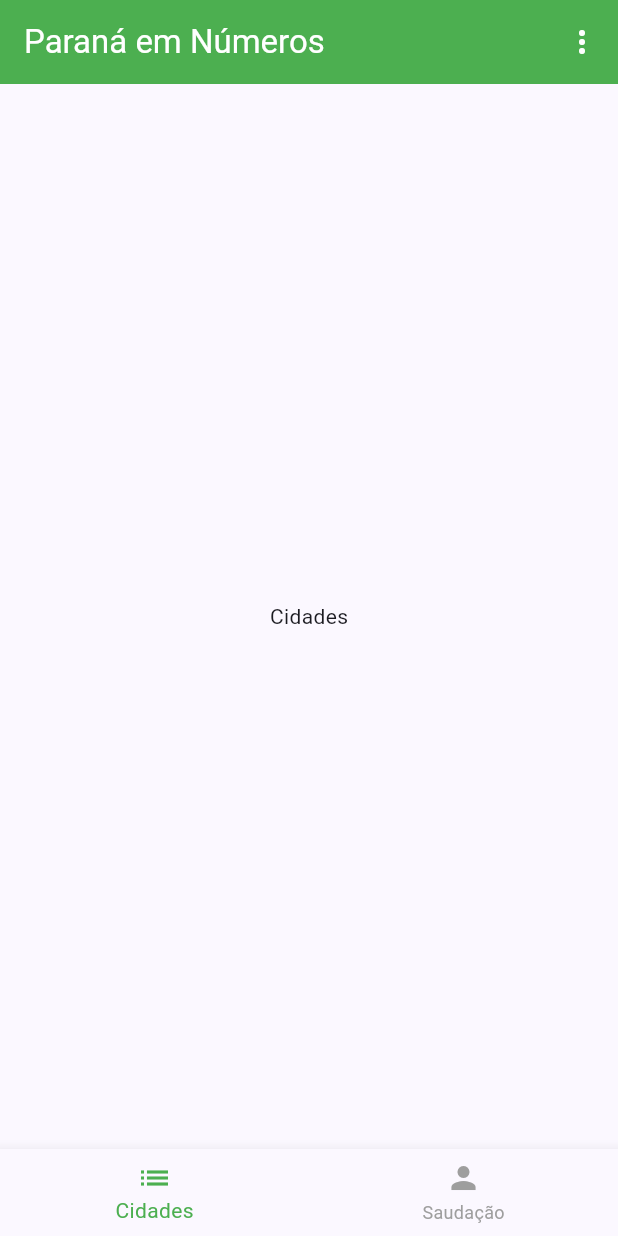
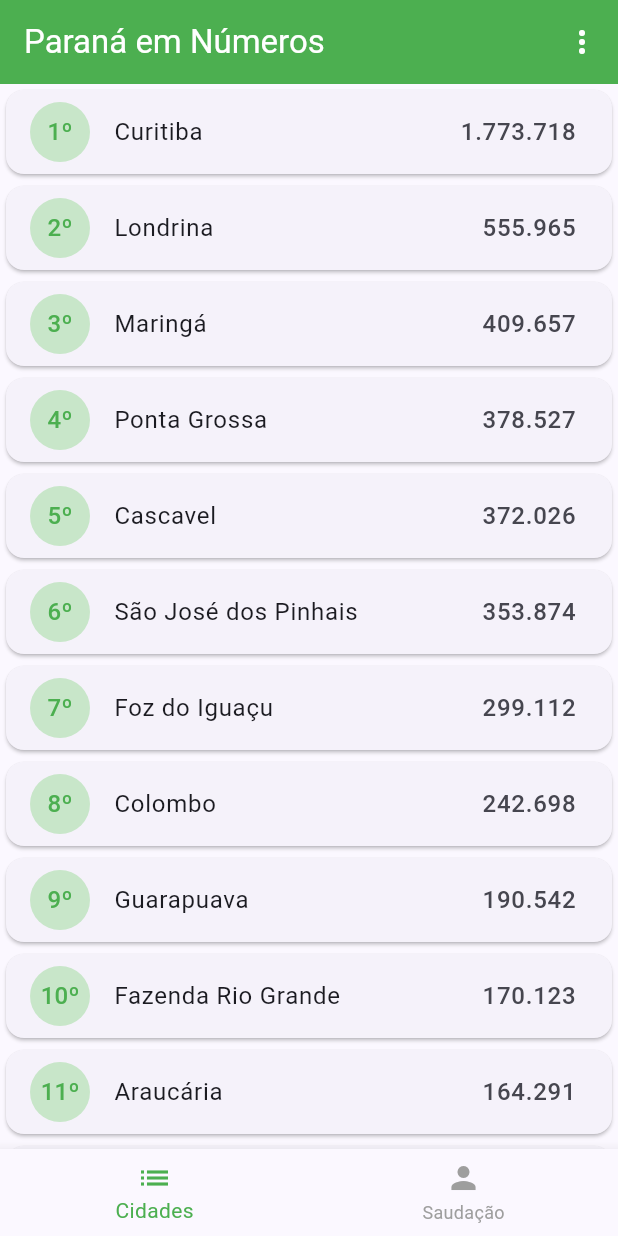
Before and after one commit to Leonardo-marques-moreira/apo_desenvolvimento_mobile, a Flutter app: the screen it shows after launch, on a phone screen of 412 x 824 dp. Run offline on Flutter 3.47's test engine with Material 3 defaults, Android fonts, the phone set to English and light mode, and no system bars.

Commit message:
feat: completa lista de cidades do Parana e liga na aba Cidades

```diff
--- a/lib/cidades_page.dart
+++ b/lib/cidades_page.dart
@@ -0,0 +1,308 @@
+import 'package:flutter/material.dart';
+
+
+class CidadesPage extends StatelessWidget {
+  const CidadesPage({super.key});
+
+
+  @override
+  Widget build(BuildContext context){
+    return ListView(
+      children: [
+        Card(
+          child :ListTile(
+          leading: CircleAvatar(
+            backgroundColor: Color(0xFFC8E6C9),
+            foregroundColor: Colors.green,
+            child:  Text('1º')
+          ),
+          title: Text('Curitiba'),
+          trailing: Text('1.773.718',
+              style: TextStyle(fontSize: 16),
+            ),
+          ),
+        ),
+
+        Card(
+         child:  ListTile(
+          leading: CircleAvatar(
+            backgroundColor: Color(0xFFC8E6C9),
+            foregroundColor: Colors.green,
+            child:  Text('2º'),
+          ),
+          title: Text('Londrina'),
+          trailing: Text('555.965',
+              style: TextStyle(fontSize: 16),
+          ),
+        ),
+      ),
+
+        Card(
+          child:  ListTile(
+            leading: CircleAvatar(
+              backgroundColor: Color(0xFFC8E6C9),
+              foregroundColor: Colors.green,
+              child:  Text('3º'),
+            ),
+            title: Text('Maringá'),
+            trailing: Text('409.657',
+                style: TextStyle(fontSize: 16),
+              ),
+            ),
+          ),
+
+          Card(
+          child:  ListTile(
+            leading: CircleAvatar(
+              backgroundColor: Color(0xFFC8E6C9),
+              foregroundColor: Colors.green,
+              child:  Text('4º'),
+            ),
+            title: Text('Ponta Grossa'),
+            trailing: Text('378.527',
+                style: TextStyle(fontSize: 16),
+              ),
+            ),
+          ),
+
+          Card(
+          child:  ListTile(
+            leading: CircleAvatar(
+              backgroundColor: Color(0xFFC8E6C9),
+              foregroundColor: Colors.green,
+              child:  Text('5º'),
+            ),
+            title: Text('Cascavel'),
+            trailing: Text('372.026',
+                style: TextStyle(fontSize: 16),
+              ),
+            ),
+          ),
+
+          Card(
+          child:  ListTile(
+            leading: CircleAvatar(
+              backgroundColor: Color(0xFFC8E6C9),
+              foregroundColor: Colors.green,
+              child:  Text('6º'),
+            ),
+            title: Text('São José dos Pinhais'),
+            trailing: Text('353.874',
+                style: TextStyle(fontSize: 16),
+            ),
+          ),
+          ),
+
+          Card(
+          child:  ListTile(
+            leading: CircleAvatar(
+              backgroundColor: Color(0xFFC8E6C9),
+              foregroundColor: Colors.green,
+              child:  Text('7º'),
+            ),
+            title: Text('Foz do Iguaçu'),
+            trailing: Text('299.112',
+                style: TextStyle(fontSize: 16),
+              ),
+            ),
+          ),
+
+          Card(
+          child:  ListTile(
+            leading: CircleAvatar(
+              backgroundColor: Color(0xFFC8E6C9),
+              foregroundColor: Colors.green,
+              child:  Text('8º'),
+            ),
+            title: Text('Colombo'),
+            trailing: Text('242.698',
+                style: TextStyle(fontSize: 16),
+              ),
+            ),
+          ),
+
+          Card(
+          child:  ListTile(
+            leading: CircleAvatar(
+              backgroundColor: Color(0xFFC8E6C9),
+              foregroundColor: Colors.green,
+              child:  Text('9º'),
+            ),
+            title: Text('Guarapuava'),
+            trailing: Text('190.542',
+                style: TextStyle(fontSize: 16),
+              ),
+            ),
+          ),
+
+          Card(
+          child:  ListTile(
+            leading: CircleAvatar(
+              backgroundColor: Color(0xFFC8E6C9),
+              foregroundColor: Colors.green,
+              child:  Text('10º'),
+            ),
+            title: Text('Fazenda Rio Grande'),
+            trailing: Text('170.123',
+                style: TextStyle(fontSize: 16),
+              ),
+            ),
+          ),
+
+          Card(
+          child:  ListTile(
+            leading: CircleAvatar(
+              backgroundColor: Color(0xFFC8E6C9),
+              foregroundColor: Colors.green,
+              child:  Text('11º'),
+            ),
+            title: Text('Araucária'),
+            trailing: Text('164.291',
+                style: TextStyle(fontSize: 16),
+              ),
+            ),
+          ),
+
+          Card(
+          child:  ListTile(
+            leading: CircleAvatar(
+              backgroundColor: Color(0xFFC8E6C9),
+              foregroundColor: Colors.green,
+              child:  Text('12º'),
+            ),
+            title: Text('Toledo'),
+            trailing: Text('162.658',
+                style: TextStyle(fontSize: 16),
+              ),
+            ),
+          ),
+
+          Card(
+          child:  ListTile(
+            leading: CircleAvatar(
+              backgroundColor: Color(0xFFC8E6C9),
+              foregroundColor: Colors.green,
+              child:  Text('13º'),
+            ),
+            title: Text('Paranaguá'),
+            trailing: Text('150.436',
+                style: TextStyle(fontSize: 16),
+              ),
+            ),
+          ),
+
+          Card(
+          child:  ListTile(
+            leading: CircleAvatar(
+              backgroundColor: Color(0xFFC8E6C9),
+              foregroundColor: Colors.green,
+              child:  Text('14º'),
+            ),
+            title: Text('Campo Largo'),
+            trailing: Text('146.002',
+                style: TextStyle(fontSize: 16),
+              ),
+            ),
+          ),
+
+          Card(
+          child:  ListTile(
+            leading: CircleAvatar(
+              backgroundColor: Color(0xFFC8E6C9),
+              foregroundColor: Colors.green,
+              child:  Text('15º'),
+            ),
+            title: Text('Apucarana'),
+            trailing: Text('135.481',
+                style: TextStyle(fontSize: 16),
+              ),
+            ),
+          ),
+
+          Card(
+          child:  ListTile(
+            leading: CircleAvatar(
+              backgroundColor: Color(0xFFC8E6C9),
+              foregroundColor: Colors.green,
+              child:  Text('16º'),
+            ),
+            title: Text('Pinhais'),
+            trailing: Text('131.857',
+                style: TextStyle(fontSize: 16),
+              ),
+            ),
+          ),
+
+          Card(
+          child:  ListTile(
+            leading: CircleAvatar(
+              backgroundColor: Color(0xFFC8E6C9),
+              foregroundColor: Colors.green,
+              child:  Text('17º'),
+            ),
+            title: Text('Sarandi'),
+            trailing: Text('130.211',
+                style: TextStyle(fontSize: 16),
+              ),
+            ),
+          ),
+
+          Card(
+          child:  ListTile(
+            leading: CircleAvatar(
+              backgroundColor: Color(0xFFC8E6C9),
+              foregroundColor: Colors.green,
+              child:  Text('18º'),
+            ),
+            title: Text('Piraquara'),
+            trailing: Text('129.035',
+                style: TextStyle(fontSize: 16),
+              ),
+            ),
+          ),
+
+          Card(
+          child:  ListTile(
+            leading: CircleAvatar(
+              backgroundColor: Color(0xFFC8E6C9),
+              foregroundColor: Colors.green,
+              child:  Text('19º'),
+            ),
+            title: Text('Almirante Tamandaré'),
+            trailing: Text('127.031',
+                style: TextStyle(fontSize: 16),
+              ),
+            ),
+          ),
+
+          Card(
+          child:  ListTile(
+            leading: CircleAvatar(
+              backgroundColor: Color(0xFFC8E6C9),
+              foregroundColor: Colors.green,
+              child:  Text('20º'),
+            ),
+            title: Text('Arapongas'),
+            trailing: Text('125.767',
+                style: TextStyle(fontSize: 16),
+              ),
+            ),
+          ),
+
+          Card(
+          child:  ListTile(
+            leading: CircleAvatar(
+              backgroundColor: Color(0xFFC8E6C9),
+              foregroundColor: Colors.green,
+              child:  Text('21º'),
+            ),
+            title: Text('Umuarama'),
+            trailing: Text('124.077',
+                style: TextStyle(fontSize: 16),
+              ),
+            ),
+          ),
+        ],
+      );
+     }
+  }
--- a/lib/home_page.dart
+++ b/lib/home_page.dart
@@ -1,6 +1,8 @@
 import 'package:flutter/material.dart';
 import 'about_page.dart';
 import 'saudacao_page.dart';
+import 'cidades_page.dart';
+
 
 class HomePage extends StatefulWidget {
   const HomePage({super.key});
@@ -13,7 +15,7 @@ class _HomePageState extends State<HomePage> {
     int _abaAtual = 0;
 
     final List<Widget> _abas = [
-      const Center(child: Text('Cidades')),
+      const CidadesPage(),
       const SaudacaoPage(),
     ];
 
```
